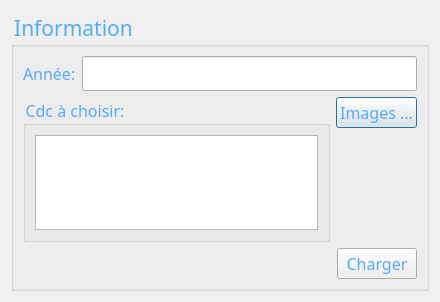
First picture: the form in src/Gui/Masque/dialogChargement.ui, repository chani2022/python, before the edit.
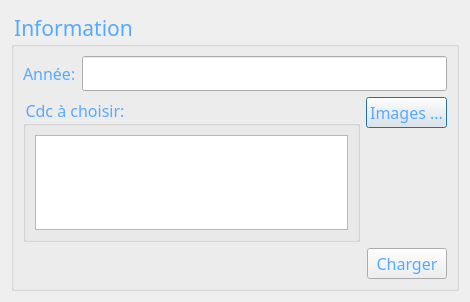
Second picture: the form after the edit.

Commit message: reset blur image ok

```diff
--- a/src/Gui/Masque/dialogChargement.ui
+++ b/src/Gui/Masque/dialogChargement.ui
@@ -6,7 +6,7 @@
    <rect>
     <x>0</x>
     <y>0</y>
-    <width>440</width>
+    <width>470</width>
     <height>302</height>
    </rect>
   </property>
@@ -119,6 +119,13 @@
             </property>
            </widget>
           </item>
+          <item>
+           <widget class="QLabel" name="label_path_image">
+            <property name="text">
+             <string/>
+            </property>
+           </widget>
+          </item>
           <item>
            <spacer name="verticalSpacer">
             <property name="orientation">
```
The commit also changes 22 other files.
